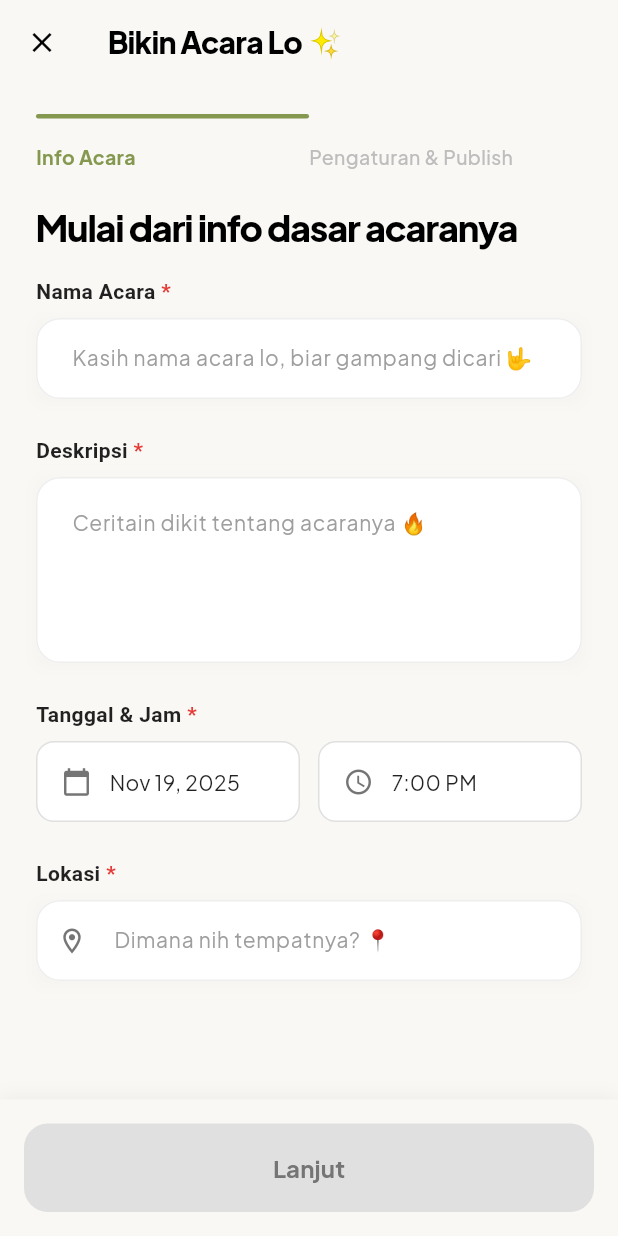
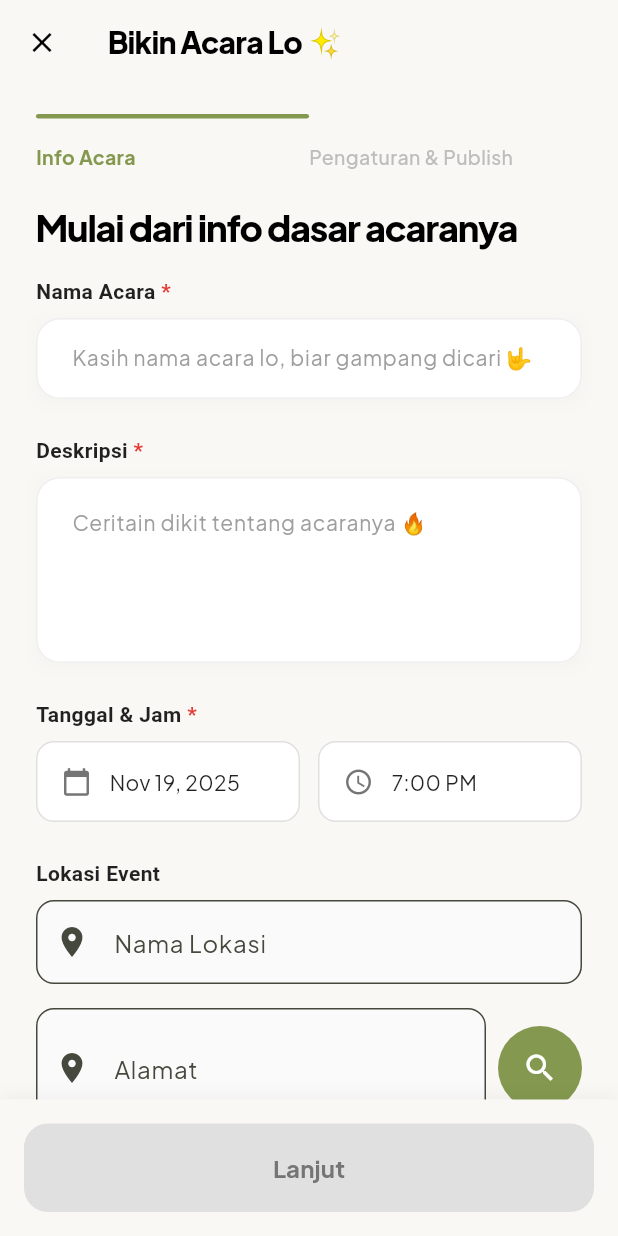
Before and after one commit to muh-hilmi/anigmaa, a Flutter app: the CreateEventScreen screen opened directly, on a phone screen of 412 x 824 dp. Run offline on Flutter 3.47's test engine with Material 3 defaults, Android fonts, the phone set to English and light mode, and no system bars; our stand-ins replace dartz, dio, equatable, fl_chart, flutter_bloc, flutter_secure_storage and 10 more; accounts and stored records are empty; network calls fail.

Commit message:
feat: implement location picker with geocoding and GPS for event creation
- Add geolocator, geocoding, and google_maps_flutter dependencies
- Create LocationPicker widget with:
  - Address search with geocoding API
  - Current location detection via GPS
  - Real-time coordinate display
  - Validation and error handling
- Update CreateEventScreen to use LocationPicker instead of text field
- Replace hardcoded Jakarta coordinates with actual geocoded location
- Add location permissions to AndroidManifest
- Log location selection for debugging

Benefits:
- Events now have accurate GPS coordinates
- Better UX with location search and current location
- Ready for map integration and distance calculations

```diff
--- a/lib/presentation/pages/create_event/create_event_screen.dart
+++ b/lib/presentation/pages/create_event/create_event_screen.dart
@@ -7,9 +7,11 @@ import '../../../domain/entities/event.dart';
 import '../../../domain/entities/event_category.dart';
 import '../../../data/models/event_model.dart';
 import '../../../core/constants/app_colors.dart';
+import '../../../core/utils/app_logger.dart';
 import '../../../core/utils/event_category_utils.dart';
 import '../../bloc/events/events_bloc.dart';
 import '../../bloc/events/events_state.dart';
+import '../../widgets/location_picker.dart';
 
 class CreateEventScreen extends StatefulWidget {
   const CreateEventScreen({super.key});
@@ -29,7 +31,6 @@ class _CreateEventScreenState extends State<CreateEventScreen> with TickerProvid
   // Form controllers
   final _titleController = TextEditingController();
   final _descriptionController = TextEditingController();
-  final _locationController = TextEditingController();
   final _maxAttendeesController = TextEditingController();
   final _priceController = TextEditingController();
   final _requirementsController = TextEditingController();
@@ -43,6 +44,7 @@ class _CreateEventScreenState extends State<CreateEventScreen> with TickerProvid
   double _price = 0;
   File? _selectedImage;
   final ImagePicker _picker = ImagePicker();
+  LocationData? _selectedLocationData;
 
   // Hashtag data
   final List<String> _defaultHashtags = [
@@ -55,7 +57,6 @@ class _CreateEventScreenState extends State<CreateEventScreen> with TickerProvid
   // Validation states
   String? _titleError;
   String? _descriptionError;
-  String? _locationError;
   String? _maxAttendeesError;
   String? _priceError;
   String? _requirementsError;
@@ -261,14 +262,16 @@ class _CreateEventScreenState extends State<CreateEventScreen> with TickerProvid
           const SizedBox(height: 24),
 
           // Location
-          _buildTextField(
-            controller: _locationController,
-            label: 'Lokasi',
-            hint: 'Dimana nih tempatnya? 📍',
-            required: true,
-            prefixIcon: Icons.location_on_outlined,
-            errorText: _locationError,
-            onChanged: _validateLocation,
+          _buildSectionTitle('Lokasi Event'),
+          const SizedBox(height: 8),
+          LocationPicker(
+            onLocationSelected: (locationData) {
+              setState(() {
+                _selectedLocationData = locationData;
+              });
+              AppLogger().info('Location selected for event: ${locationData.name}');
+            },
+            initialLocation: _selectedLocationData,
           ),
           const SizedBox(height: 20),
         ],
@@ -571,8 +574,8 @@ class _CreateEventScreenState extends State<CreateEventScreen> with TickerProvid
                   const SizedBox(width: 6),
                   Expanded(
                     child: Text(
-                      _locationController.text.isNotEmpty
-                          ? _locationController.text
+                      _selectedLocationData != null
+                          ? _selectedLocationData!.name
                           : 'Lokasi acara',
                       style: TextStyle(
                         fontSize: 13,
@@ -1573,7 +1576,7 @@ class _CreateEventScreenState extends State<CreateEventScreen> with TickerProvid
       case 0:
         return _titleController.text.isNotEmpty &&
                _descriptionController.text.isNotEmpty &&
-               _locationController.text.isNotEmpty;
+               _selectedLocationData != null;
       case 1:
         return _maxAttendeesController.text.isNotEmpty;
       default:
@@ -1645,10 +1648,10 @@ class _CreateEventScreenState extends State<CreateEventScreen> with TickerProvid
         _selectedTime.minute,
       ),
       location: EventLocationModel(
-        name: _locationController.text,
-        address: _locationController.text,
-        latitude: -6.2088,
-        longitude: 106.8456,
+        name: _selectedLocationData?.name ?? 'Unknown Location',
+        address: _selectedLocationData?.address ?? 'Unknown Address',
+        latitude: _selectedLocationData?.latitude ?? -6.2088,
+        longitude: _selectedLocationData?.longitude ?? 106.8456,
       ),
       host: const EventHostModel(
         id: 'current_user',
@@ -1766,16 +1769,6 @@ class _CreateEventScreenState extends State<CreateEventScreen> with TickerProvid
         _requirementsError = 'Persyaratan minimal 5 karakter kalo diisi';
       } else {
         _requirementsError = null;
-      }
-    });
-  }
-
-  void _validateLocation(String value) {
-    setState(() {
-      if (value.isEmpty) {
-        _locationError = 'Lokasi wajib diisi';
-      } else {
-        _locationError = null;
       }
     });
   }
@@ -1821,8 +1814,7 @@ class _CreateEventScreenState extends State<CreateEventScreen> with TickerProvid
       case 0:
         _validateTitle(_titleController.text);
         _validateDescription(_descriptionController.text);
-        _validateLocation(_locationController.text);
-        return _titleError == null && _descriptionError == null && _locationError == null;
+        return _titleError == null && _descriptionError == null && _selectedLocationData != null;
       case 1:
         _validateMaxAttendees(_maxAttendeesController.text);
         if (!_isFree) {
@@ -2068,7 +2060,6 @@ class _CreateEventScreenState extends State<CreateEventScreen> with TickerProvid
     _titleController.dispose();
     _descriptionController.dispose();
     _requirementsController.dispose();
-    _locationController.dispose();
     _maxAttendeesController.dispose();
     _priceController.dispose();
     _hashtagController.dispose();
--- /dev/null
+++ b/lib/presentation/widgets/location_picker.dart
@@ -0,0 +1,349 @@
+import 'package:flutter/material.dart';
+import 'package:geolocator/geolocator.dart';
+import 'package:geocoding/geocoding.dart';
+import '../../core/utils/app_logger.dart';
+
+class LocationData {
+  final String name;
+  final String address;
+  final double latitude;
+  final double longitude;
+
+  LocationData({
+    required this.name,
+    required this.address,
+    required this.latitude,
+    required this.longitude,
+  });
+}
+
+class LocationPicker extends StatefulWidget {
+  final Function(LocationData) onLocationSelected;
+  final LocationData? initialLocation;
+
+  const LocationPicker({
+    super.key,
+    required this.onLocationSelected,
+    this.initialLocation,
+  });
+
+  @override
+  State<LocationPicker> createState() => _LocationPickerState();
+}
+
+class _LocationPickerState extends State<LocationPicker> {
+  final TextEditingController _addressController = TextEditingController();
+  final TextEditingController _nameController = TextEditingController();
+  bool _isLoading = false;
+  LocationData? _selectedLocation;
+
+  @override
+  void initState() {
+    super.initState();
+    if (widget.initialLocation != null) {
+      _selectedLocation = widget.initialLocation;
+      _nameController.text = widget.initialLocation!.name;
+      _addressController.text = widget.initialLocation!.address;
+    }
+  }
+
+  @override
+  void dispose() {
+    _addressController.dispose();
+    _nameController.dispose();
+    super.dispose();
+  }
+
+  Future<void> _getCurrentLocation() async {
+    setState(() => _isLoading = true);
+
+    try {
+      // Check permissions
+      bool serviceEnabled = await Geolocator.isLocationServiceEnabled();
+      if (!serviceEnabled) {
+        _showError('Layanan lokasi tidak aktif. Aktifkan GPS terlebih dahulu.');
+        setState(() => _isLoading = false);
+        return;
+      }
+
+      LocationPermission permission = await Geolocator.checkPermission();
+      if (permission == LocationPermission.denied) {
+        permission = await Geolocator.requestPermission();
+        if (permission == LocationPermission.denied) {
+          _showError('Permission lokasi ditolak');
+          setState(() => _isLoading = false);
+          return;
+        }
+      }
+
+      if (permission == LocationPermission.deniedForever) {
+        _showError('Permission lokasi ditolak permanen. Aktifkan di Settings.');
+        setState(() => _isLoading = false);
+        return;
+      }
+
+      // Get current position
+      Position position = await Geolocator.getCurrentPosition(
+        desiredAccuracy: LocationAccuracy.high,
+      );
+
+      AppLogger().info('Current location: ${position.latitude}, ${position.longitude}');
+
+      // Reverse geocode to get address
+      List<Placemark> placemarks = await placemarkFromCoordinates(
+        position.latitude,
+        position.longitude,
+      );
+
+      if (placemarks.isNotEmpty) {
+        final place = placemarks.first;
+        final address = _formatAddress(place);
+
+        setState(() {
+          _addressController.text = address;
+          _nameController.text = place.name ?? place.street ?? 'Lokasi Saya';
+          _selectedLocation = LocationData(
+            name: _nameController.text,
+            address: address,
+            latitude: position.latitude,
+            longitude: position.longitude,
+          );
+        });
+
+        widget.onLocationSelected(_selectedLocation!);
+        AppLogger().info('Location selected: ${_selectedLocation!.name} at ${_selectedLocation!.latitude}, ${_selectedLocation!.longitude}');
+      }
+    } catch (e) {
+      AppLogger().error('Error getting current location: $e');
+      _showError('Gagal mendapatkan lokasi: ${e.toString()}');
+    } finally {
+      setState(() => _isLoading = false);
+    }
+  }
+
+  Future<void> _searchAddress() async {
+    if (_addressController.text.trim().isEmpty) {
+      _showError('Masukkan alamat terlebih dahulu');
+      return;
+    }
+
+    setState(() => _isLoading = true);
+
+    try {
+      // Geocode address to get coordinates
+      List<Location> locations = await locationFromAddress(_addressController.text);
+
+      if (locations.isNotEmpty) {
+        final location = locations.first;
+
+        // Reverse geocode to get complete address
+        List<Placemark> placemarks = await placemarkFromCoordinates(
+          location.latitude,
+          location.longitude,
+        );
+
+        final place = placemarks.first;
+        final formattedAddress = _formatAddress(place);
+
+        setState(() {
+          _addressController.text = formattedAddress;
+          if (_nameController.text.isEmpty) {
+            _nameController.text = place.name ?? place.street ?? _addressController.text;
+          }
+          _selectedLocation = LocationData(
+            name: _nameController.text,
+            address: formattedAddress,
+            latitude: location.latitude,
+            longitude: location.longitude,
+          );
+        });
+
+        widget.onLocationSelected(_selectedLocation!);
+        AppLogger().info('Location found: ${_selectedLocation!.name} at ${_selectedLocation!.latitude}, ${_selectedLocation!.longitude}');
+
+        if (mounted) {
+          ScaffoldMessenger.of(context).showSnackBar(
+            const SnackBar(
+              content: Text('✓ Lokasi ditemukan'),
+              backgroundColor: Colors.green,
+              duration: Duration(seconds: 2),
+            ),
+          );
+        }
+      }
+    } catch (e) {
+      AppLogger().error('Error searching address: $e');
+      _showError('Alamat tidak ditemukan. Coba alamat yang lebih spesifik.');
+    } finally {
+      setState(() => _isLoading = false);
+    }
+  }
+
+  String _formatAddress(Placemark place) {
+    List<String> parts = [];
+    if (place.street != null && place.street!.isNotEmpty) parts.add(place.street!);
+    if (place.subLocality != null && place.subLocality!.isNotEmpty) parts.add(place.subLocality!);
+    if (place.locality != null && place.locality!.isNotEmpty) parts.add(place.locality!);
+    if (place.subAdministrativeArea != null && place.subAdministrativeArea!.isNotEmpty) {
+      parts.add(place.subAdministrativeArea!);
+    }
+    if (place.administrativeArea != null && place.administrativeArea!.isNotEmpty) {
+      parts.add(place.administrativeArea!);
+    }
+    if (place.postalCode != null && place.postalCode!.isNotEmpty) parts.add(place.postalCode!);
+
+    return parts.join(', ');
+  }
+
+  void _showError(String message) {
+    if (mounted) {
+      ScaffoldMessenger.of(context).showSnackBar(
+        SnackBar(
+          content: Text(message),
+          backgroundColor: Colors.red,
+          duration: const Duration(seconds: 3),
+        ),
+      );
+    }
+  }
+
+  @override
+  Widget build(BuildContext context) {
+    return Column(
+      crossAxisAlignment: CrossAxisAlignment.start,
+      children: [
+        // Location Name Field
+        TextField(
+          controller: _nameController,
+          decoration: InputDecoration(
+            labelText: 'Nama Lokasi',
+            hintText: 'Contoh: Kafe Central Park',
+            prefixIcon: const Icon(Icons.location_on),
+            border: OutlineInputBorder(
+              borderRadius: BorderRadius.circular(12),
+            ),
+            filled: true,
+            fillColor: Colors.grey[50],
+          ),
+          onChanged: (value) {
+            if (_selectedLocation != null) {
+              _selectedLocation = LocationData(
+                name: value,
+                address: _selectedLocation!.address,
+                latitude: _selectedLocation!.latitude,
+                longitude: _selectedLocation!.longitude,
+              );
+              widget.onLocationSelected(_selectedLocation!);
+            }
+          },
+        ),
+        const SizedBox(height: 16),
+
+        // Address Field with Search Button
+        Row(
+          children: [
+            Expanded(
+              child: TextField(
+                controller: _addressController,
+                decoration: InputDecoration(
+                  labelText: 'Alamat',
+                  hintText: 'Masukkan alamat lengkap',
+                  prefixIcon: const Icon(Icons.place),
+                  border: OutlineInputBorder(
+                    borderRadius: BorderRadius.circular(12),
+                  ),
+                  filled: true,
+                  fillColor: Colors.grey[50],
+                ),
+                maxLines: 2,
+                onSubmitted: (_) => _searchAddress(),
+              ),
+            ),
+            const SizedBox(width: 8),
+            IconButton(
+              onPressed: _isLoading ? null : _searchAddress,
+              icon: _isLoading
+                  ? const SizedBox(
+                      width: 24,
+                      height: 24,
+                      child: CircularProgressIndicator(strokeWidth: 2),
+                    )
+                  : const Icon(Icons.search),
+              tooltip: 'Cari Alamat',
+              style: IconButton.styleFrom(
+                backgroundColor: const Color(0xFF84994F),
+                foregroundColor: Colors.white,
+                padding: const EdgeInsets.all(16),
+              ),
+            ),
+          ],
+        ),
+        const SizedBox(height: 12),
+
+        // Get Current Location Button
+        SizedBox(
+          width: double.infinity,
+          child: OutlinedButton.icon(
+            onPressed: _isLoading ? null : _getCurrentLocation,
+            icon: _isLoading
+                ? const SizedBox(
+                    width: 20,
+                    height: 20,
+                    child: CircularProgressIndicator(strokeWidth: 2),
+                  )
+                : const Icon(Icons.my_location),
+            label: const Text('Gunakan Lokasi Saya'),
+            style: OutlinedButton.styleFrom(
+              padding: const EdgeInsets.symmetric(vertical: 12),
+              side: const BorderSide(color: Color(0xFF84994F)),
+              foregroundColor: const Color(0xFF84994F),
+            ),
+          ),
+        ),
+
+        // Location Preview
+        if (_selectedLocation != null) ...[
+          const SizedBox(height: 16),
+          Container(
+            padding: const EdgeInsets.all(12),
+            decoration: BoxDecoration(
+              color: Colors.green[50],
+              borderRadius: BorderRadius.circular(8),
+              border: Border.all(color: Colors.green[200]!),
+            ),
+            child: Row(
+              children: [
+                Icon(Icons.check_circle, color: Colors.green[700], size: 20),
+                const SizedBox(width: 8),
+                Expanded(
+                  child: Column(
+                    crossAxisAlignment: CrossAxisAlignment.start,
+                    children: [
+                      Text(
+                        'Lokasi Dipilih',
+                        style: TextStyle(
+                          fontWeight: FontWeight.bold,
+                          color: Colors.green[900],
+                          fontSize: 12,
+                        ),
+                      ),
+                      const SizedBox(height: 4),
+                      Text(
+                        '📍 ${_selectedLocation!.latitude.toStringAsFixed(6)}, ${_selectedLocation!.longitude.toStringAsFixed(6)}',
+                        style: TextStyle(
+                          fontSize: 11,
+                          color: Colors.green[700],
+                          fontFamily: 'monospace',
+                        ),
+                      ),
+                    ],
+                  ),
+                ),
+              ],
+            ),
+          ),
+        ],
+      ],
+    );
+  }
+}
--- a/pubspec.yaml
+++ b/pubspec.yaml
@@ -55,6 +55,11 @@ dependencies:
   share_plus: ^10.1.3
   intl: ^0.20.2
   confetti: ^0.7.0
+
+  # Location
+  geolocator: ^13.0.2
+  geocoding: ^3.0.0
+  google_maps_flutter: ^2.9.0
 
   # Authentication
   google_sign_in: ^6.2.1
```
Also changed, not shown: 1 other file.
